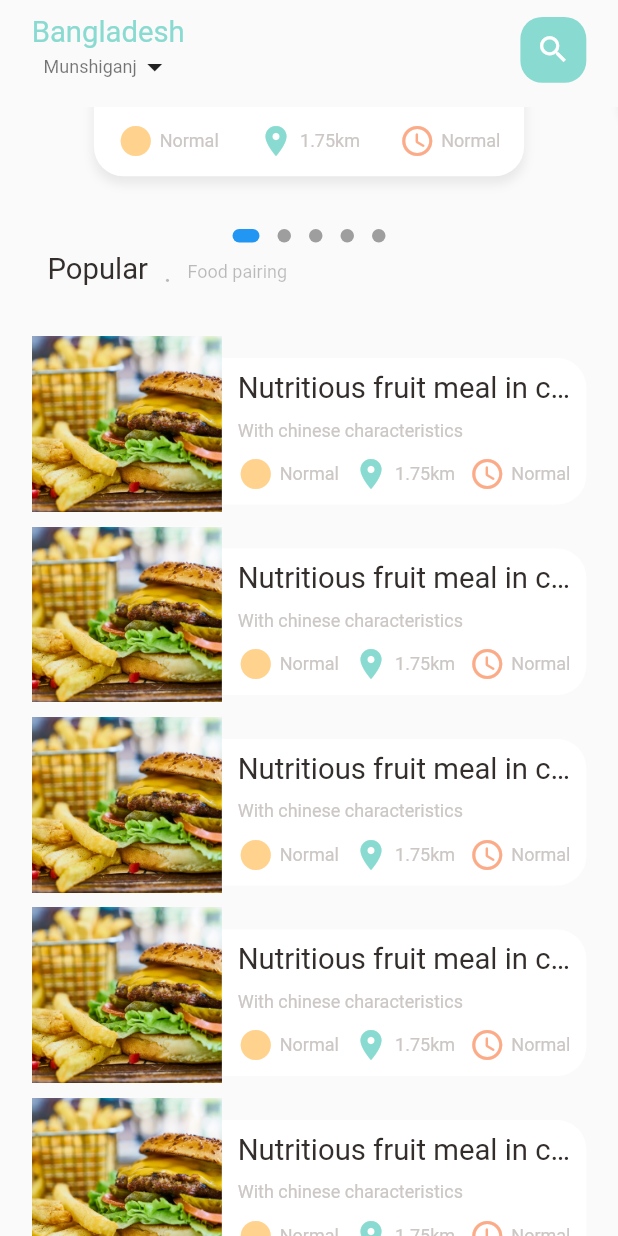
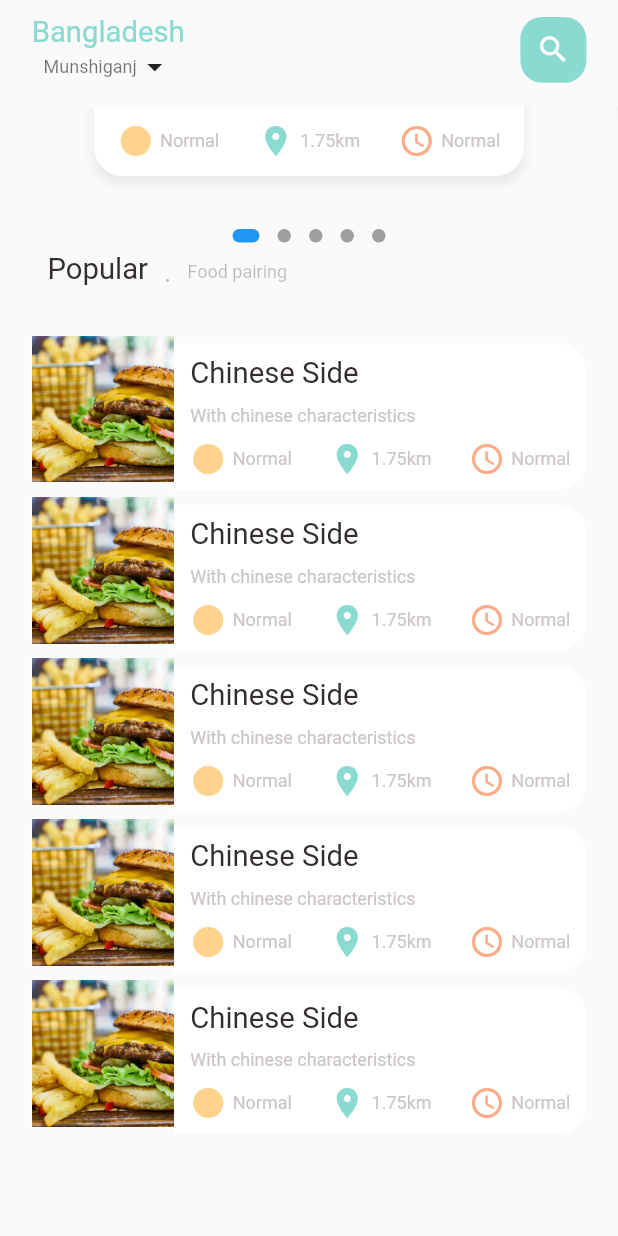
Before and after one commit to ItsMinhaj/Food-Delivery-App-With-Backend, a Flutter app: the MainFoodPage screen opened directly, scrolled down 238 dp, on a phone screen of 412 x 824 dp. Run offline on Flutter 3.47's test engine with Material 2 defaults, Android fonts, the phone set to English and light mode, and no system bars; drawn by our look-alikes of dots_indicator; our stand-ins replace expandable_text, get, google_fonts.

Commit message:
Main Food page

```diff
--- a/lib/main.dart
+++ b/lib/main.dart
@@ -1,6 +1,5 @@
 import 'package:flutter/material.dart';
-import 'package:food_delivery/pages/food/popular_food_details.dart';
-import 'package:food_delivery/pages/food/recommend_food_details.dart';
+import 'package:food_delivery/pages/home/main_food_page.dart';
 import 'package:get/get.dart';
 
 void main() {
@@ -19,7 +18,7 @@ class MyApp extends StatelessWidget {
       theme: ThemeData(
         primarySwatch: Colors.blue,
       ),
-      home: const RecommendFoodDetails(),
+      home: const MainFoodPage(),
     );
   }
 }
--- a/lib/pages/food/recommend_food_details.dart
+++ b/lib/pages/food/recommend_food_details.dart
@@ -1,7 +1,4 @@
-// ignore_for_file: sort_child_properties_last
-
 import 'package:flutter/material.dart';
-import 'package:food_delivery/services/services.dart';
 import 'package:food_delivery/utlis/colors.dart';
 import 'package:food_delivery/utlis/dimensions.dart';
 import 'package:food_delivery/widgets/app_icon.dart';
@@ -138,9 +135,6 @@ class RecommendFoodDetails extends StatelessWidget {
           ),
         ],
       ),
-      floatingActionButton: FloatingActionButton(onPressed: () {
-        Services.PopularFood();
-      }),
     );
   }
 }
--- a/lib/pages/home/food_page_body.dart
+++ b/lib/pages/home/food_page_body.dart
@@ -81,6 +81,7 @@ class _FoodPageBodyState extends State<FoodPageBody> {
           height: 600,
           child: ListView.builder(
               physics: const NeverScrollableScrollPhysics(),
+              shrinkWrap: true,
               itemCount: 5,
               itemBuilder: (context, index) {
                 return Container(
@@ -92,8 +93,8 @@ class _FoodPageBodyState extends State<FoodPageBody> {
 
                       Container(
                         margin: EdgeInsets.only(bottom: Dimensions.height10),
-                        height: Dimensions.height120,
-                        width: Dimensions.width120,
+                        height: Dimensions.height100,
+                        width: Dimensions.width45 * 2,
                         decoration: const BoxDecoration(
                           color: Colors.white38,
                           image: DecorationImage(
@@ -122,7 +123,7 @@ class _FoodPageBodyState extends State<FoodPageBody> {
                             mainAxisAlignment: MainAxisAlignment.center,
                             crossAxisAlignment: CrossAxisAlignment.start,
                             children: [
-                              BigText(text: "Nutritious fruit meal in china"),
+                              BigText(text: "Chinese Side"),
                               SizedBox(height: Dimensions.height10),
                               SmallText(
                                 text: "With chinese characteristics",
@@ -158,7 +159,7 @@ class _FoodPageBodyState extends State<FoodPageBody> {
                   ),
                 );
               }),
-        )
+        ),
       ],
     );
   }
@@ -206,7 +207,7 @@ class _FoodPageBodyState extends State<FoodPageBody> {
                 ? const Color(0XFF69c5df)
                 : const Color(0XFF9294cd),
             image: const DecorationImage(
-              image: AssetImage("assets/images/food0.png"),
+              image: AssetImage("assets/images/food1.png"),
             ),
           ),
         ),
--- a/lib/pages/home/main_food_page.dart
+++ b/lib/pages/home/main_food_page.dart
@@ -16,7 +16,8 @@ class _MainFoodPageState extends State<MainFoodPage> {
   @override
   Widget build(BuildContext context) {
     return Scaffold(
-      body: Column(
+      body: SafeArea(
+        child: Column(
           children: [
             // Header section
             Container(
@@ -31,12 +32,12 @@ class _MainFoodPageState extends State<MainFoodPage> {
                     children: [
                       BigText(text: "Bangladesh", color: AppColors.mainColor),
                       Row(
-                      children: [
+                        children: const [
                           SmallText(
                             text: "Munshiganj",
                             color: Colors.black54,
                           ),
-                        const Icon(Icons.arrow_drop_down)
+                          Icon(Icons.arrow_drop_down)
                         ],
                       )
                     ],
@@ -65,6 +66,7 @@ class _MainFoodPageState extends State<MainFoodPage> {
             ),
           ],
         ),
+      ),
     );
   }
 }
--- a/lib/utlis/dimensions.dart
+++ b/lib/utlis/dimensions.dart
@@ -27,7 +27,7 @@ class Dimensions {
   static double width20 = screenWidth / 19.5;
   static double width30 = screenWidth / 13;
   static double width45 = screenWidth / 8.66;
-  static double width120 = screenWidth / 3.25;
+  static double width120 = screenWidth / 3.12;
 
   // Text Font size
   static double text20 = screenHeight / 42.2;
--- a/lib/widgets/icon_and_text_widget.dart
+++ b/lib/widgets/icon_and_text_widget.dart
@@ -1,4 +1,5 @@
 import 'package:flutter/material.dart';
+import 'package:food_delivery/utlis/dimensions.dart';
 import 'package:food_delivery/widgets/small_text.dart';
 
 class IconAndText extends StatelessWidget {
@@ -19,7 +20,7 @@ class IconAndText extends StatelessWidget {
     return Row(
       children: [
         Icon(icon, color: iconColor),
-        const SizedBox(width: 4),
+        SizedBox(width: Dimensions.width05 - 1),
         SmallText(text: text, color: color),
       ],
     );
```
Lines whose indentation alone changed are shown as unchanged.
